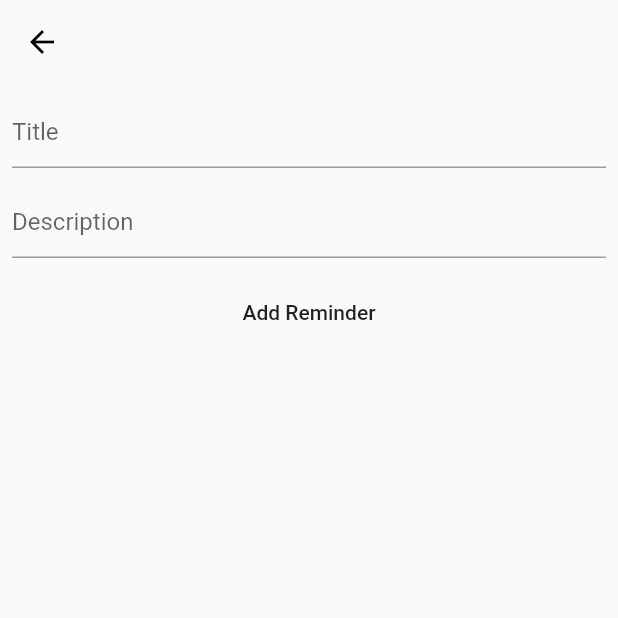
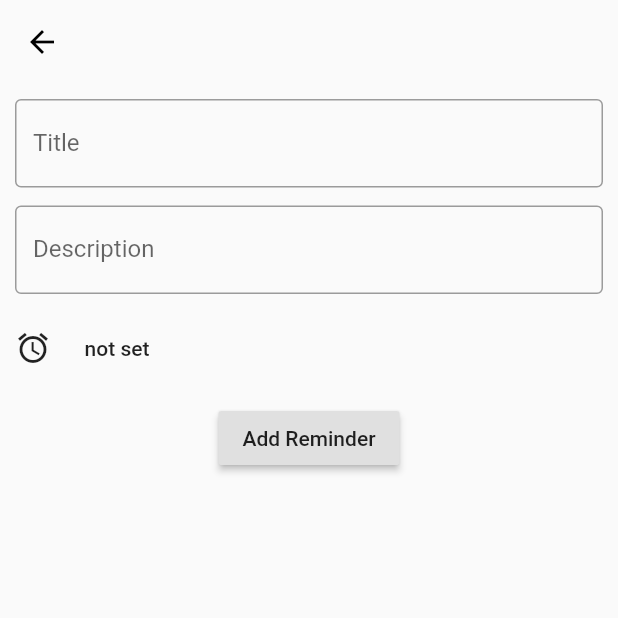
Before and after one commit to Pilgrim-Xzed/newmedapp, a Flutter app: the CreateNotificationPage screen opened directly, on a phone screen of 412 x 824 dp, the top half of it. Run offline on Flutter 3.47's test engine with Material 2 defaults, Android fonts, the phone set to English and light mode, and no system bars; our stand-ins replace cloud_firestore, firebase_auth, flutter_local_notifications, flutter_screenutil, flutter_swiper, flutter_time_picker_spinner and 3 more; missing offline and left inert: grouped_buttons, scheduled_notifications; accounts and stored records are empty; statements that could not run were skipped.

Commit message:
new and improved, well almost

```diff
--- a/lib/ui/screens/create_notification_page.dart
+++ b/lib/ui/screens/create_notification_page.dart
@@ -1,6 +1,7 @@
 import 'package:flutter/material.dart';
 import "package:newapp/ui/widgets/custom_flat_button.dart";
-import "package:newapp/ui/widgets/custom_text_field.dart";
+import 'package:newapp/ui/screens/local_notification.dart';
+import 'package:scheduled_notifications/scheduled_notifications.dart';
 import 'package:flutter_local_notifications/flutter_local_notifications.dart';
 import 'package:newapp/models/notification_data.dart';
 
@@ -14,8 +15,40 @@ class _CreateNotificationPageState extends State<CreateNotificationPage> {
   final _titleController = TextEditingController();
   final _descriptionController = TextEditingController();
   TimeOfDay selectedTime = TimeOfDay.now();
+  String _time = "not set";
 
   final _formKey = GlobalKey<FormState>();
+  final notifications = FlutterLocalNotificationsPlugin();
+
+  @override
+  void initState() {
+    super.initState();
+    final settingsAndroid = AndroidInitializationSettings('medical');
+    final settingsIOS = IOSInitializationSettings(
+      onDidReceiveLocalNotification: ((id,title,body,payload)=>onSelectNotification(payload))
+
+
+    );
+
+        notifications.initialize(
+        InitializationSettings(settingsAndroid,settingsIOS),
+        onSelectNotification:onSelectNotification);
+
+  }
+
+
+  _scheduleNotification() async {
+    int notificationId = await ScheduledNotifications.scheduleNotification(
+        new DateTime.now().add(new Duration(seconds: 5)).millisecondsSinceEpoch,
+        "Ticker text",
+        "Content title",
+        "Content");
+  }
+
+
+
+Future onSelectNotification(String payload) async => await Navigator.push(context, MaterialPageRoute(builder: (context)=>SecondPage()));
+
 
   @override
   Widget build(BuildContext context){
@@ -25,40 +58,66 @@ class _CreateNotificationPageState extends State<CreateNotificationPage> {
         backgroundColor: Colors.transparent,
         elevation: 0,
       ),
-      body: Column(
-        children: <Widget>[
-          Expanded(
+      body: Form(
+        key: _formKey,
         child: Padding(
-              padding: const EdgeInsets.all(8.0),
-              child: Form(
-                key: _formKey,
+          padding: const EdgeInsets.all(10.0),
           child: Column(
             children: <Widget>[
-                    TextField(
+              TextFormField(
                 controller: _titleController,
+                validator: (value) {
+                    if (value.isEmpty) {
+                      return 'Please enter some text';
+                    }
+                  },
                 decoration: InputDecoration(
-                       hintText: 'Title'
+                  border: OutlineInputBorder(),
+                  labelText: "Title",
+                )),
+              SizedBox(height: 12.0,),
+              TextFormField(
+                controller: _descriptionController,
+                validator: (value) {
+                    if (value.isEmpty) {
+                      return 'Please enter some text';
+                    }
+                  },
+                decoration: InputDecoration(
+                  border: OutlineInputBorder(),
+                  labelText: "Description",
+                )),
+              SizedBox(height: 12.0,),
+              Row(
+                mainAxisAlignment: MainAxisAlignment.start,
+                children: <Widget>[
+                  Icon(Icons.alarm),
+                  FlatButton(
+                    onPressed: () { selectTime();},
+                    child: Text("$_time"),
                   ),
+                ]),
+              SizedBox(height: 12.0,),
+              RaisedButton(
+                onPressed: (){if (_formKey.currentState.validate()){
+                  createNotification();
+                }},
+                child: Text('Add Reminder'),
+              )/*
+            CustomTextField(
+              controller: _descriptionController,
+              hint: 'Description',
             ),
             SizedBox(height: 12.0,),
-                    TextField(
-                      controller: _descriptionController,
-                      decoration: InputDecoration(
-                       hintText: 'Description'
-                     ),
-                    ),
-                    SizedBox(height: 12.0,),
-                    FlatButton(
+            CustomFlatButton(
               onPressed: createNotification,
-                      child:Text('Add Reminder'),
-                    )
+              title: 'Add Reminder',
+            )*/
           ],
         ),
       ),
-              )
-            )
-          ],
       ),
+      resizeToAvoidBottomInset: false,
     );
   }
 
@@ -67,9 +126,12 @@ class _CreateNotificationPageState extends State<CreateNotificationPage> {
         context: context,
         initialTime: selectedTime,
       );
+        if (time != null) {
           setState(() {
             selectedTime = time;
+            _time = '${selectedTime.hour} : ${selectedTime.minute}';
         });
+        }
     }
   void createNotification(){
     final title = _titleController.text;
@@ -77,7 +139,16 @@ class _CreateNotificationPageState extends State<CreateNotificationPage> {
     final time = Time(selectedTime.hour, selectedTime.minute);
 
     final notificationData = NotificationData(title, description, time);
+    showOngoingNotification(notifications,title:title,body:description,time:selectedTime);
     Navigator.of(context).pop(notificationData);
 
   }
 }
+class SecondPage extends StatelessWidget {
+  @override
+  Widget build(BuildContext context) {
+    return Container(
+
+    );
+  }
+}
--- a/lib/ui/screens/walk_screen.dart
+++ b/lib/ui/screens/walk_screen.dart
@@ -10,7 +10,7 @@ class WalkthroughScreen extends StatefulWidget {
   final List<Walkthrough> pages = [
   Walkthrough(
       icon: FontAwesomeIcons.fileMedical,
-      title: "Your newapps",
+      title: "Welcome to MedApp",
       description:"Take actions into your own hands by taking control of your meds.Follow your regimen with this easy steps only one click away",
     ),
 
@@ -90,7 +90,7 @@ class _WalkthroughScreenState extends State<WalkthroughScreen> {
                   style: TextStyle(
                     color: Colors.white,
                     decoration: TextDecoration.none,
-                    fontSize: 15.0,
+                    fontSize: 18.0,
                     fontWeight: FontWeight.w300,
                     fontFamily: "OpenSans",
                   ),
```
Also changed, not shown: lib/ui/screens/addmed.dart (+32 -17 lines), lib/ui/screens/main_screen.dart (+29 -20 lines), lib/ui/screens/reminder.dart (+25 -14 lines), lib/ui/screens/sign_in_screen.dart (+15 -11 lines), pubspec.lock, 1 other file. Lines whose indentation alone changed are shown as unchanged.
